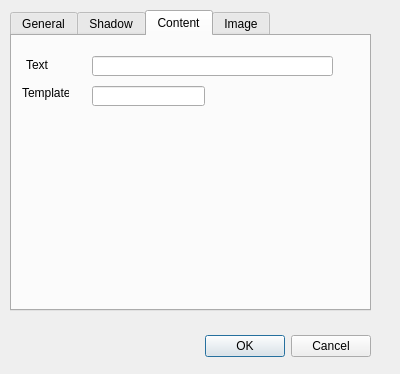
The window that src/lgck-builder/dlgdisplay.ui (cfrankb/lgck-src) describes before a commit, drawn with Qt 5.
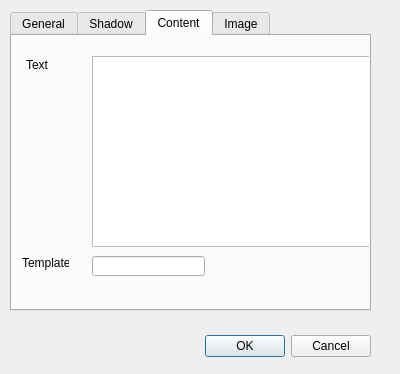
The same window after the commit. The open tabs and pages were chosen to show the change. Custom widgets are drawn as their Qt base class.

The edit to the form file:
```diff
--- a/src/lgck-builder/dlgdisplay.ui
+++ b/src/lgck-builder/dlgdisplay.ui
@@ -545,25 +545,6 @@
     <attribute name="title">
      <string>Content</string>
     </attribute>
-    <widget class="QLineEdit" name="eText">
-     <property name="geometry">
-      <rect>
-       <x>80</x>
-       <y>20</y>
-       <width>241</width>
-       <height>20</height>
-      </rect>
-     </property>
-     <property name="toolTip">
-      <string>Text to be displayed on that overlay.</string>
-     </property>
-     <property name="whatsThis">
-      <string>Text to be displayed on that overlay.</string>
-     </property>
-     <property name="text">
-      <string/>
-     </property>
-    </widget>
     <widget class="QLabel" name="label_12">
      <property name="geometry">
       <rect>
@@ -581,7 +562,7 @@
      <property name="geometry">
       <rect>
        <x>10</x>
-       <y>47</y>
+       <y>217</y>
        <width>47</width>
        <height>20</height>
       </rect>
@@ -594,7 +575,7 @@
      <property name="geometry">
       <rect>
        <x>80</x>
-       <y>50</y>
+       <y>220</y>
        <width>113</width>
        <height>20</height>
       </rect>
@@ -609,6 +590,16 @@
       <string/>
      </property>
     </widget>
+    <widget class="QPlainTextEdit" name="eText">
+     <property name="geometry">
+      <rect>
+       <x>80</x>
+       <y>20</y>
+       <width>281</width>
+       <height>191</height>
+      </rect>
+     </property>
+    </widget>
    </widget>
    <widget class="QWidget" name="tab">
     <attribute name="title">
```
Left out of the diff: 3 changed lines with no effect on the pictures.
